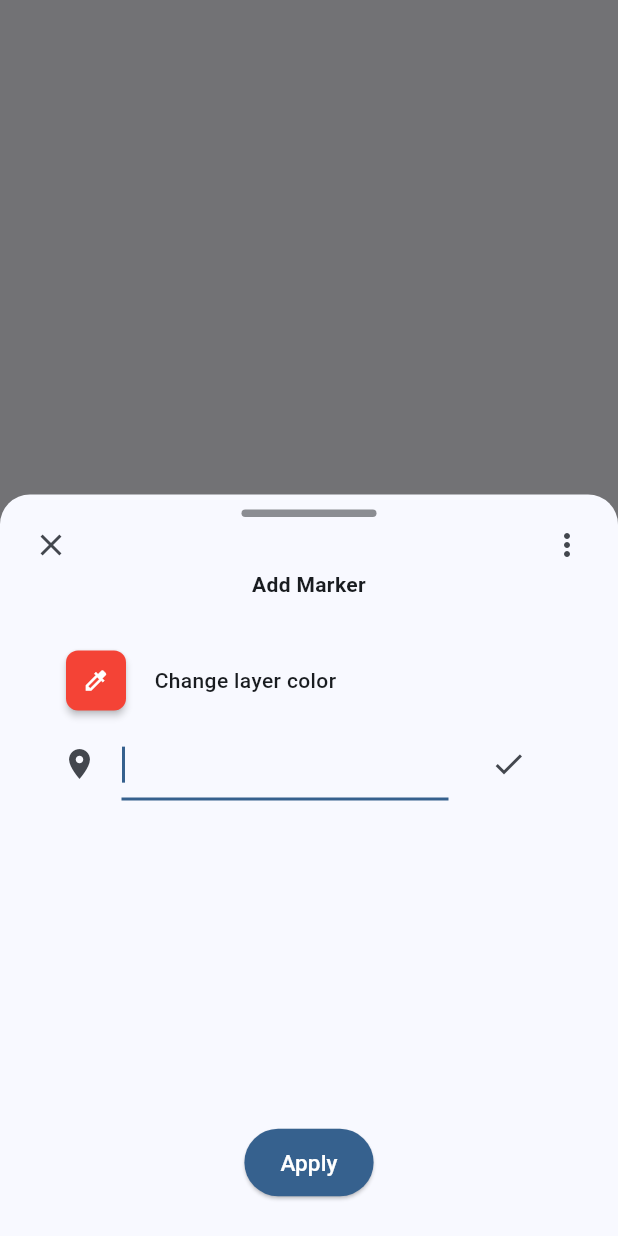
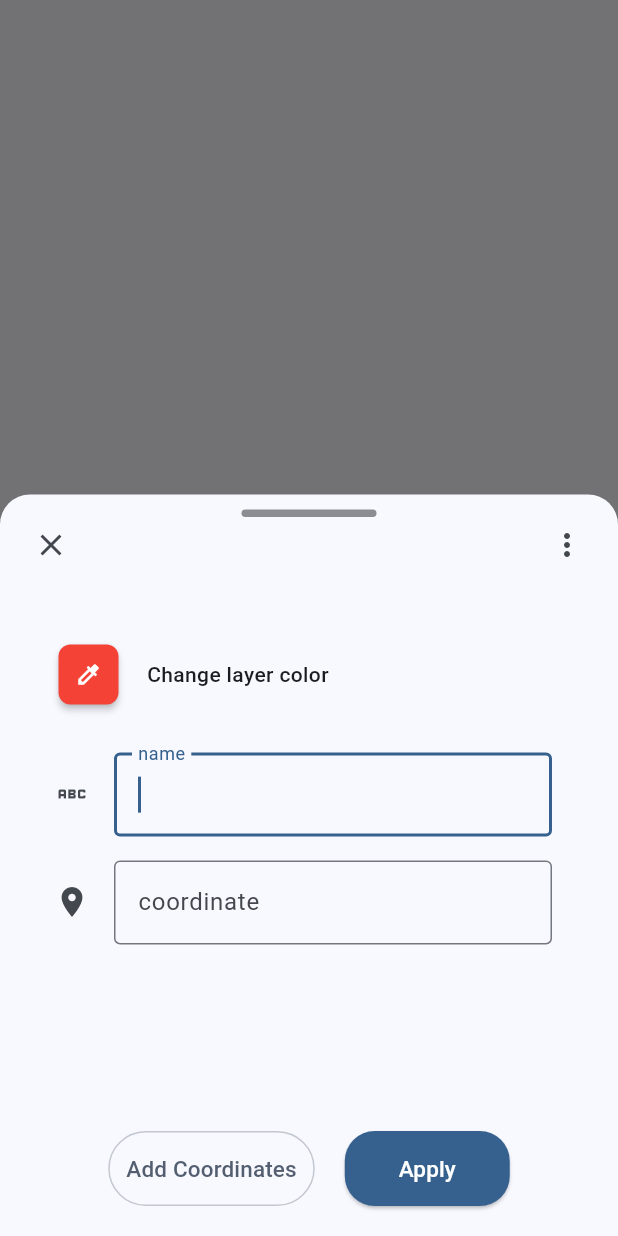
Before and after one commit to Mahdi-Gholami82/GeoInk, a Flutter app: what showCoordinatesButtomSheet() shows on an empty page, opened directly with empty values, on a phone screen of 412 x 824 dp. Run offline on Flutter 3.47's test engine with Material 3 defaults, Android fonts, the phone set to English and light mode, and no system bars; our stand-ins replace flutter_colorpicker, flutter_map, flutter_speed_dial, latlong2, settings_ui.

Commit message:
basic add map feature

```diff
--- /dev/null
+++ b/lib/core/utils/coordinates_reformatter.dart
@@ -0,0 +1,143 @@
+import 'dart:io';
+
+enum CoordinatesFormatTypes {
+  // Decimal degrees, e.g. "51.5074, -0.1278"
+  decimalDegrees,
+
+  // Degrees + decimal minutes (symbolic), e.g. "51°23.45' N"
+  degreesDecimalMinutesSymbolic,
+
+  // Degrees + decimal minutes (compact aviation), e.g. "5123.45N"
+  degreesDecimalMinutesCompact,
+
+  // Degrees + minutes + seconds, e.g. "51°30'26"N"
+  degreesMinutesSeconds,
+
+  // NOTAM compact without seconds: "5123N00412E"
+  notamCompactDDMM,
+
+  // NOTAM compact with seconds: "512345N0041234E"
+  notamCompactDDMMSS,
+
+  // GeoURI scheme, e.g. "geo:51.5074,-0.1278"
+  geoURI,
+
+  // Well-known text, e.g. "POINT (-0.1278 51.5074)"
+  wkt,
+}
+
+enum LatOrLong { lat, long }
+
+class CoordinatesMatcher {
+  CoordinatesMatcher({
+    required this.latPattern,
+    required this.longPattern,
+    required this.formatType,
+  });
+  String latPattern;
+  String longPattern;
+
+  CoordinatesFormatTypes formatType;
+
+  String withSeperatorPattern(String seperator) {
+    return "(?<${formatType.name}_LAT>$latPattern)$seperator(?<${formatType.name}_LONG>$longPattern)";
+  }
+}
+
+class CoordinatesParser {
+  Map<CoordinatesFormatTypes, CoordinatesMatcher> matchers = {
+    CoordinatesFormatTypes.decimalDegrees: CoordinatesMatcher(
+      latPattern: r"[+-]?\d{1,3}\.\d+",
+      longPattern: r"[+-]?\d{1,3}\.\d+",
+      formatType: CoordinatesFormatTypes.decimalDegrees,
+    ),
+    CoordinatesFormatTypes.degreesDecimalMinutesSymbolic: CoordinatesMatcher(
+      latPattern: r"[NS]?\s*\d{1,3}°?\s*\d{1,2}\.\d+'?\s*[NS]?",
+      longPattern: r"[EW]?\s*\d{1,3}°?\s*\d{1,2}\.\d+'?\s*[EW]?",
+      formatType: CoordinatesFormatTypes.degreesDecimalMinutesSymbolic,
+    ),
+    CoordinatesFormatTypes.degreesDecimalMinutesCompact: CoordinatesMatcher(
+      latPattern: r"\d{2}\d{2}\.\d+[NS]",
+      longPattern: r"\d{3}\d{2}\.\d+[EW]",
+      formatType: CoordinatesFormatTypes.degreesDecimalMinutesCompact,
+    ),
+    CoordinatesFormatTypes.degreesMinutesSeconds: CoordinatesMatcher(
+      latPattern:
+          r"""[NS]?\s*\d{1,3}[°\s]\d{1,2}['\s]\d{1,2}(\.\d+)?"?\s*[NS]?""",
+      longPattern:
+          r"""[EW]?\s*\d{1,3}[°\s]\d{1,2}['\s]\d{1,2}(\.\d+)?"?\s*[EW]?""",
+      formatType: CoordinatesFormatTypes.degreesMinutesSeconds,
+    ),
+    CoordinatesFormatTypes.notamCompactDDMM: CoordinatesMatcher(
+      latPattern: r"\d{4}[NS]",
+      longPattern: r"\d{5}[EW]",
+      formatType: CoordinatesFormatTypes.notamCompactDDMM,
+    ),
+    CoordinatesFormatTypes.notamCompactDDMMSS: CoordinatesMatcher(
+      latPattern: r"\d{6}[NS]",
+      longPattern: r"\d{7}[EW]",
+      formatType: CoordinatesFormatTypes.notamCompactDDMMSS,
+    ),
+    CoordinatesFormatTypes.geoURI: CoordinatesMatcher(
+      latPattern: r"geo:[+-]?\d{1,3}\.\d+",
+      longPattern: r",[+-]?\d{1,3}\.\d+",
+      formatType: CoordinatesFormatTypes.geoURI,
+    ),
+    CoordinatesFormatTypes.wkt: CoordinatesMatcher(
+      latPattern: r"POINT\s*\(\s*-?\d+(\.\d+)?",
+      longPattern: r"\s+-?\d+(\.\d+)?\s*\)",
+      formatType: CoordinatesFormatTypes.wkt,
+    ),
+  };
+
+  late final String defaultFullPattern = fullPatternWithSeperator(r".*?");
+
+  LatOrLong _latOrLong(String key) {
+    RegExpMatch match = RegExp(r"^[a-zA-Z]+_((?:LAT|LONG))$").firstMatch(key)!;
+    return LatOrLong.values.firstWhere(
+      (element) => element.name.toUpperCase() == match.group(1),
+    );
+  }
+
+  CoordinatesFormatTypes _getTypeFromKey(String key) {
+    RegExpMatch match = RegExp(r"^([a-zA-Z]+)_(?:LAT|LONG)$").firstMatch(key)!;
+    return matchers.keys.firstWhere(
+      (CoordinatesFormatTypes type) => match.group(1) == type.name,
+    );
+  }
+
+  String fullPatternWithSeperator(String seperator) {
+    List patterns = [];
+    for (var matcher in matchers.values) {
+      patterns.add("(?:${matcher.withSeperatorPattern(seperator)})");
+    }
+    return patterns.join("|");
+  }
+
+  Iterable<Map> parseAll(String text, {String? seperator}) {
+    String fullPattern = seperator == null
+        ? defaultFullPattern
+        : fullPatternWithSeperator(seperator);
+    Iterable<RegExpMatch> matches = RegExp(fullPattern).allMatches(text);
+    return matches.map((RegExpMatch match) {
+      Map coordinates = {};
+      late CoordinatesFormatTypes type;
+      for (String groupName in match.groupNames) {
+        String? value = match.namedGroup(groupName);
+        if (value != null) {
+          type = _getTypeFromKey(groupName);
+          coordinates[_latOrLong(groupName)] = value;
+        }
+      }
+      coordinates["type"] = type;
+      return coordinates;
+    });
+  }
+
+  bool hasMatchField(String text, {String? seperator}) {
+    String fullPattern = seperator == null
+        ? defaultFullPattern
+        : fullPatternWithSeperator(seperator);
+    return RegExp("^$fullPattern\$", multiLine: true).hasMatch(text.trim());
+  }
+}
--- /dev/null
+++ b/lib/data/models/coordinates_sheet_data_models.dart
@@ -0,0 +1,61 @@
+import 'package:flutter/material.dart';
+import 'package:latlong2/latlong.dart';
+
+LatLng _textToCoordinates(String text) {
+  List<String> splitted = text.split(",");
+  return LatLng(double.parse(splitted[0]), double.parse(splitted[1]));
+}
+
+List<LatLng> _stringToCoordinates(List<String> coordinates) {
+  return coordinates.map(_textToCoordinates).toList();
+}
+
+class InputCoordinatesSheetResult {
+  InputCoordinatesSheetResult({
+    required List<String> coordinates,
+    required this.color,
+    String? radius,
+    this.name,
+  }) : coordinates = _stringToCoordinates(coordinates),
+       radius = double.tryParse(radius ?? "");
+  List<LatLng> coordinates;
+  double? radius;
+  Color color;
+  String? name;
+}
+
+enum SheetInputFieldType { name, coordinate, radius }
+
+class SheetListInput {
+  SheetListInput({
+    this.type = SheetInputFieldType.coordinate,
+    String input = "",
+  }) {
+    value = input;
+  }
+  SheetInputFieldType type;
+  TextEditingController controller = TextEditingController();
+  set value(String value) {
+    controller.text = value;
+  }
+
+  String get value => controller.text;
+
+  SheetListInput.nameField({String input = ""})
+    : this(type: SheetInputFieldType.name, input: input);
+  SheetListInput.coordinateField({String input = ""})
+    : this(type: SheetInputFieldType.coordinate, input: input);
+  SheetListInput.radiusField({String input = ""})
+    : this(type: SheetInputFieldType.radius, input: input);
+
+  Icon get icon {
+    switch (type) {
+      case SheetInputFieldType.coordinate:
+        return Icon(Icons.location_on);
+      case SheetInputFieldType.name:
+        return Icon(Icons.abc);
+      case SheetInputFieldType.radius:
+        return Icon(Icons.adjust);
+    }
+  }
+}
--- a/lib/data/models/map_entry_data_models.dart
+++ b/lib/data/models/map_entry_data_models.dart
@@ -93,7 +93,7 @@
     required super.name,
     required this.center,
     required this.radius,
-    this.borderColor = Colors.black,
+    required this.borderColor,
     this.borderWidth = 2.0,
     required this.fillColor,
   });
@@ -101,11 +101,12 @@
   /// Generates a [CircleMarker] from a [CircleEntry] to be used in a [CircleLayer].
   @override
   CircleMarker get feature => CircleMarker(
+    useRadiusInMeter: true,
     point: center,
     radius: radius,
     borderColor: borderColor,
     borderStrokeWidth: borderWidth,
-    color: fillColor,
+    color: fillColor.withAlpha(128),
   );
 }
 
--- a/lib/data/providers/input_list_coordinates_provider.dart
+++ b/lib/data/providers/input_list_coordinates_provider.dart
@@ -1,46 +1,56 @@
 import 'package:flutter/material.dart';
-import 'package:latlong2/latlong.dart';
+import 'package:mapify/data/models/coordinates_sheet_data_models.dart';
 
 class InputListCoordinatesProvider with ChangeNotifier {
-  InputListCoordinatesProvider() {
-    initCoordinatesProvider();
+  String get name => inputs
+      .firstWhere(
+        (input) => input.type == SheetInputFieldType.name,
+        orElse: () => SheetListInput.nameField(),
+      )
+      .value;
+
+  List<String> get coordinates => inputs
+      .where((input) => input.type == SheetInputFieldType.coordinate)
+      .map((input) => input.value)
+      .toList();
+
+  String? get radius => inputs
+      .firstWhere(
+        (input) => input.type == SheetInputFieldType.radius,
+        orElse: () => SheetListInput.radiusField(),
+      )
+      .value;
+
+  late Color color;
+  bool needsRadiusField = false;
+  late List<SheetListInput> inputs;
+  late int minNumberOfCoordinatesFields;
+
+  void initCoordinatesProvider() {
+    color = Colors.red;
+    inputs = [];
   }
 
-  void initCoordinatesProvider() {
-    _editingIndex = 0;
-    coordinates = [null];
+  void initSheetListInput() {
+    initCoordinatesProvider();
+    inputs.add(SheetListInput.nameField());
+    inputs.addAll(
+      List.generate(
+        minNumberOfCoordinatesFields,
+        (index) => SheetListInput.coordinateField(),
+      ),
+    );
+    if (needsRadiusField) {
+      inputs.add(SheetListInput.radiusField(input: radius ?? ""));
+    }
   }
 
-  int? _editingIndex;
-  late List<LatLng?> coordinates;
-
-  set editingIndex(int? editingIndex) {
-    _editingIndex = editingIndex;
-    notifyListeners();
-  }
-
-  get editingIndex => _editingIndex;
-
-  void addCoordinates(String? value) {
-    if (value == null) {
-      coordinates.add(null);
-    } else {
-      List<String> splitted = value.split(",");
-      coordinates[coordinates.length - 1] = LatLng(
-        double.parse(splitted[0]),
-        double.parse(splitted[1]),
-      );
-    }
-    notifyListeners();
-  }
-
-  void removeNull() {
-    coordinates.removeWhere((item) => item == null);
-    notifyListeners();
-  }
-
-  Set<LatLng> takeFinalCoordinates() {
-    final result = coordinates.whereType<LatLng>().toSet();
+  InputCoordinatesSheetResult takeFinalResult() {
+    InputCoordinatesSheetResult result = InputCoordinatesSheetResult(
+      coordinates: coordinates,
+      color: color,
+      radius: radius,
+    );
     initCoordinatesProvider();
     notifyListeners();
     return result;
--- a/lib/features/add_map_layer/coordinates_sheet.dart
+++ b/lib/features/add_map_layer/coordinates_sheet.dart
@@ -19,6 +19,16 @@
 
 class _CoordinatesSheetState extends State<CoordinatesSheet> {
   Color chosenColor = Colors.red;
+  final formGlobalKey = GlobalKey<FormState>();
+  late final bool needsRadiusField;
+
+  @override
+  void initState() {
+    super.initState();
+    needsRadiusField = context
+        .read<InputListCoordinatesProvider>()
+        .needsRadiusField;
+  }
 
   @override
   Widget build(BuildContext context) {
@@ -39,7 +49,7 @@
             ),
             Expanded(
               child: Padding(
-                padding: const EdgeInsets.all(25),
+                padding: const EdgeInsets.all(20),
                 child: Column(
                   children: [
                     Text(
@@ -68,23 +78,66 @@
                         ],
                       ),
                     ),
+                    Padding(padding: EdgeInsets.symmetric(vertical: 10)),
                     Expanded(
                       child: SingleChildScrollView(
                         controller: widget.scrollController,
-                        child: InputListView(),
+                        child: InputListView(formGlobalKey: formGlobalKey),
                       ),
                     ),
+                    Row(
+                      mainAxisAlignment: MainAxisAlignment.center,
+                      spacing: 20,
+                      children: [
+                        if (!needsRadiusField)
+                          TextButton(
+                            style: TextButton.styleFrom(
+                              backgroundColor: Theme.of(
+                                context,
+                              ).colorScheme.surface,
+                              foregroundColor: Theme.of(
+                                context,
+                              ).colorScheme.onSurface,
+                              minimumSize: const Size(110, 50),
+                              side: BorderSide(
+                                color: Theme.of(
+                                  context,
+                                ).colorScheme.outlineVariant,
+                              ),
+                              shape: const StadiumBorder(),
+                            ),
+                            onPressed: () {},
+                            child: Text(
+                              "Add Coordinates",
+                              style: TextStyle(
+                                fontSize: 15,
+                                color: Theme.of(context).colorScheme.secondary,
+                              ),
+                            ),
+                          ),
+
                         ElevatedButton(
                           style: ElevatedButton.styleFrom(
-                        backgroundColor: Theme.of(context).colorScheme.primary,
-                        minimumSize: Size(80, 45),
+                            backgroundColor: Theme.of(
+                              context,
+                            ).colorScheme.primary,
+                            minimumSize: Size(110, 50),
+                            shape: RoundedRectangleBorder(
+                              borderRadius: BorderRadius.circular(20),
+                            ),
                           ),
                           onPressed: () {
+                            if (formGlobalKey.currentState!.validate()) {
+                              context
+                                      .read<InputListCoordinatesProvider>()
+                                      .color =
+                                  chosenColor;
                               Navigator.of(context).pop(
                                 context
                                     .read<InputListCoordinatesProvider>()
-                              .takeFinalCoordinates(),
+                                    .takeFinalResult(),
                               );
+                            }
                           },
                           child: Text(
                             "Apply",
@@ -93,6 +146,8 @@
                               color: Theme.of(context).colorScheme.onPrimary,
                             ),
                           ),
+                        ),
+                      ],
                     ),
                   ],
                 ),
--- a/lib/features/add_map_layer/input_list_tile.dart
+++ /dev/null
@@ -1,67 +0,0 @@
-import 'package:flutter/material.dart';
-import 'package:mapify/data/providers/input_list_coordinates_provider.dart';
-import 'package:mapify/features/add_map_layer/input_text_extra.dart';
-import 'package:provider/provider.dart';
-
-class InputListTile extends StatefulWidget {
-  final int tileIndex;
-  final String title;
-  final Function(String) onSubmit;
-  final Function onEditPressed;
-  const InputListTile({
-    super.key,
-    required this.title,
-    required this.onSubmit,
-    required this.onEditPressed,
-    required this.tileIndex,
-  });
-
-  @override
-  _InputListTileState createState() => _InputListTileState();
-}
-
-class _InputListTileState extends State<InputListTile> {
-  TextEditingController _controller = TextEditingController();
-
-  @override
-  void initState() {
-    super.initState();
-    _controller.text = widget.title;
-  }
-
-  @override
-  void dispose() {
-    _controller.dispose();
-    super.dispose();
-  }
-
-  @override
-  Widget build(BuildContext context) {
-    final editingIndex = context
-        .watch<InputListCoordinatesProvider>()
-        .editingIndex;
-
-    final isBeingEdited = editingIndex == widget.tileIndex;
-    return ListTile(
-      leading: Icon(Icons.location_on),
-      title: InputTextExtra(
-        isBeingEdited: isBeingEdited,
-        controller: _controller,
-        onSubmit: widget.onSubmit,
-        title: widget.title,
-      ),
-      trailing: IconButton(
-        icon: Icon(isBeingEdited ? Icons.check : Icons.edit),
-        onPressed: () {
-          setState(() {
-            if (!isBeingEdited) {
-              widget.onEditPressed();
-            } else {
-              widget.onSubmit(_controller.text);
-            }
-          });
-        },
-      ),
-    );
-  }
-}
--- a/lib/features/add_map_layer/input_list_view.dart
+++ b/lib/features/add_map_layer/input_list_view.dart
@@ -1,52 +1,105 @@
 import 'package:flutter/material.dart';
-import 'package:latlong2/latlong.dart';
+import 'package:mapify/core/utils/coordinates_reformatter.dart';
+import 'package:mapify/data/models/coordinates_sheet_data_models.dart';
 import 'package:mapify/data/providers/input_list_coordinates_provider.dart';
-import 'package:mapify/features/add_map_layer/input_list_tile.dart';
 import 'package:provider/provider.dart';
 
 class InputListView extends StatefulWidget {
-  const InputListView({super.key});
+  const InputListView({super.key, required this.formGlobalKey});
+  final GlobalKey formGlobalKey;
+
   @override
   State<InputListView> createState() => _InputListViewState();
 }
 
 class _InputListViewState extends State<InputListView> {
-  late List<LatLng?> coordinates;
+  List<SheetListInput> get inputs =>
+      context.read<InputListCoordinatesProvider>().inputs;
+
+  set inputs(value) {
+    context.read<InputListCoordinatesProvider>().inputs = value;
+  }
+
+  late final bool needsRadiusField;
+  final CoordinatesParser parser = CoordinatesParser();
 
   @override
   void initState() {
     super.initState();
+    context.read<InputListCoordinatesProvider>().initCoordinatesProvider();
+    needsRadiusField = context
+        .read<InputListCoordinatesProvider>()
+        .needsRadiusField;
+    context.read<InputListCoordinatesProvider>().initSheetListInput();
   }
 
-  String coordinateToText(LatLng? value) {
-    return value == null ? "" : "${value.latitude},${value.longitude}";
+  String? Function(String?) getFieldValidator(SheetInputFieldType type) {
+    switch (type) {
+      case SheetInputFieldType.coordinate:
+        return (value) {
+          if (value == null || value.isEmpty) {
+            return "The coordinate field cannot be empty.";
+          }
+          return parser.hasMatchField(value)
+              ? null
+              : "The input does not match any supported coordinate formats.";
+        };
+      case SheetInputFieldType.name:
+        return (value) {
+          if (value == null || value.isEmpty) {
+            return "The name field cannot be empty.";
+          }
+          return null;
+        };
+      case SheetInputFieldType.radius:
+        return (value) {
+          double? radius = double.tryParse(value ?? "");
+          if (value == null || value.isEmpty) {
+            return "The radius field cannot be empty.";
+          } else if (radius == null) {
+            return "Please enter a valid number.";
+          } else if (radius <= 0) {
+            return "Radius must be greater than zero.";
+          }
+          return null;
+        };
+    }
   }
 
   @override
   Widget build(BuildContext context) {
-    final provider = context.watch<InputListCoordinatesProvider>();
-    coordinates = provider.coordinates;
-    return ListView.builder(
+    final providerWatch = context.watch<InputListCoordinatesProvider>();
+    final providerRead = context.read<InputListCoordinatesProvider>();
+
+    void onSubmit(SheetListInput currentInput) {}
+
+    return Form(
+      key: widget.formGlobalKey,
+      child: ListView.builder(
         shrinkWrap: true,
         physics: NeverScrollableScrollPhysics(),
-      itemCount: coordinates.length,
+        itemCount: inputs.length,
         itemBuilder: (context, index) {
-        return InputListTile(
-          tileIndex: index,
-          title: coordinateToText(coordinates[index]),
-          onEditPressed: () {
-            provider.editingIndex = index;
-            if (provider.editingIndex < provider.coordinates.length - 1) {
-              provider.removeNull();
-            }
+          SheetListInput input = inputs[index];
+
+          return ListTile(
+            leading: input.icon,
+            title: TextFormField(
+              controller: input.controller,
+              autofocus: true,
+              onChanged: (value) {},
+              validator: getFieldValidator(input.type),
+              onFieldSubmitted: (value) {
+                onSubmit(input);
               },
-          onSubmit: (value) {
-            provider.addCoordinates(value);
-            provider.addCoordinates(null);
-            provider.editingIndex = coordinates.length - 1;
-          },
+              decoration: InputDecoration(
+                labelText: input.type.name,
+                border: OutlineInputBorder(),
+              ),
+            ),
           );
         },
+      ),
     );
   }
 }
--- a/lib/features/add_map_layer/input_text_extra.dart
+++ /dev/null
@@ -1,30 +0,0 @@
-import 'package:flutter/material.dart';
-
-class InputTextExtra extends StatelessWidget {
-  const InputTextExtra({
-    super.key,
-    required this.isBeingEdited,
-    required this.controller,
-    required this.onSubmit,
-    required this.title,
-  });
-
-  final bool isBeingEdited;
-  final TextEditingController controller;
-  final Function(String) onSubmit;
-  final String title;
-  @override
-  Widget build(BuildContext context) {
-    if (isBeingEdited) {
-      return TextFormField(
-        controller: controller,
-        autofocus: true,
-        onChanged: (value) {},
-        onFieldSubmitted: (value) {
-          onSubmit(value);
-        },
-      );
-    }
-    return Text(title);
-  }
-}
```
Also changed, not shown: lib/data/providers/map_tiles_provider.dart (+25 -6 lines), lib/features/add_map_layer/speed_dial_fab.dart (+41 -7 lines), pubspec.lock. Lines whose indentation alone changed are shown as unchanged.
